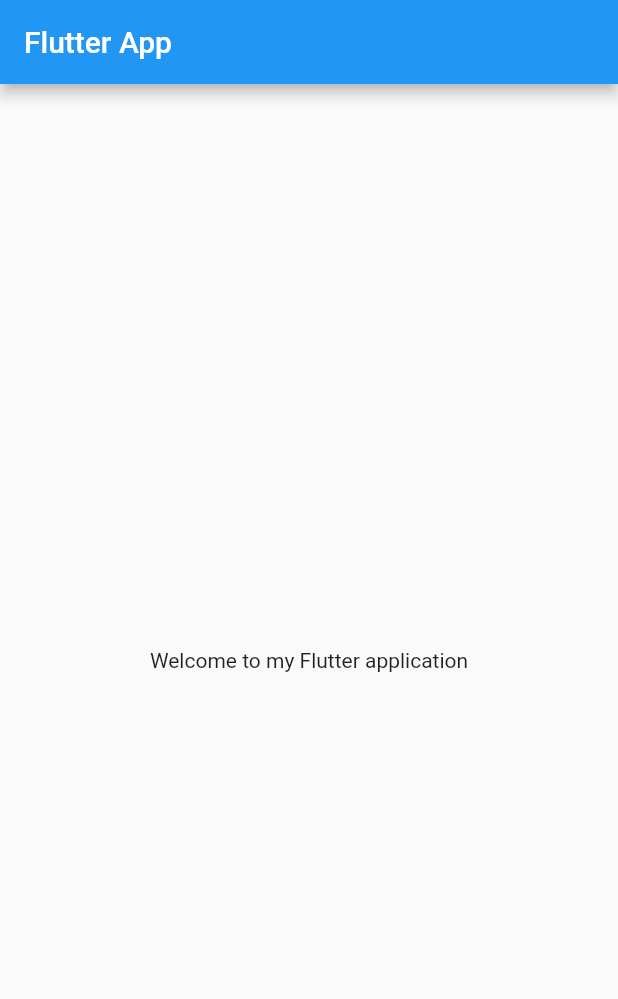
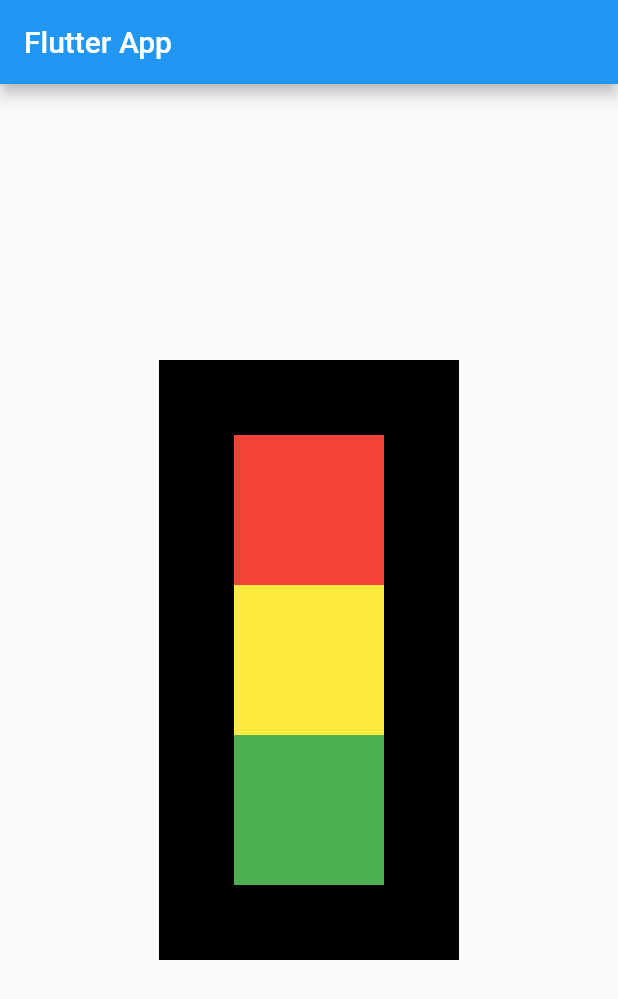
Before and after one commit to Mansi2202/flutter_application_2, a Flutter app: the screen it shows after launch, on a phone screen of 412 x 824 dp. Shown: the top 999 px of the screen. Run offline on Flutter 3.47's test engine with Material 2 defaults, Android fonts, the phone set to English and light mode, and no system bars.

Commit message:
ch2 completed

```diff
--- a/lib/main.dart
+++ b/lib/main.dart
@@ -1,7 +1,12 @@
+// ignore_for_file: prefer_const_constructors, prefer_const_literals_to_create_immutables
+
+import 'dart:ui';
+
 import 'package:flutter/material.dart';
 
 void main() {
   runApp(MaterialApp(
+    title: 'Flutter application',
     home: HomePage(),
   ));
 }
@@ -13,8 +18,43 @@ class HomePage extends StatelessWidget {
       appBar: AppBar(
         title: Text("Flutter App"),
       ),
-      body: Container(
-        child: Center(child: Text("Welcome to my Flutter application")),
+      body: Padding(
+        padding: const EdgeInsets.all(8.0),
+        child: Align(
+          alignment: Alignment.center,
+          child: Container(
+            color: Colors.black,
+            width: 200,
+            height: 400,
+            child: Padding(
+              padding: const EdgeInsets.all(8.0),
+              child: Column(
+                mainAxisAlignment: MainAxisAlignment.center,
+                crossAxisAlignment: CrossAxisAlignment.center,
+                children: <Widget>[
+                  Container(
+                    padding: const EdgeInsets.all(8.0),
+                    height: 100,
+                    width: 100,
+                    color: Colors.red,
+                  ),
+                  Container(
+                    padding: const EdgeInsets.all(8.0),
+                    height: 100,
+                    width: 100,
+                    color: Colors.yellow,
+                  ),
+                  Container(
+                    padding: const EdgeInsets.all(8.0),
+                    height: 100,
+                    width: 100,
+                    color: Colors.green,
+                  ),
+                ],
+              ),
+            ),
+          ),
+        ),
       ),
     );
   }
```
